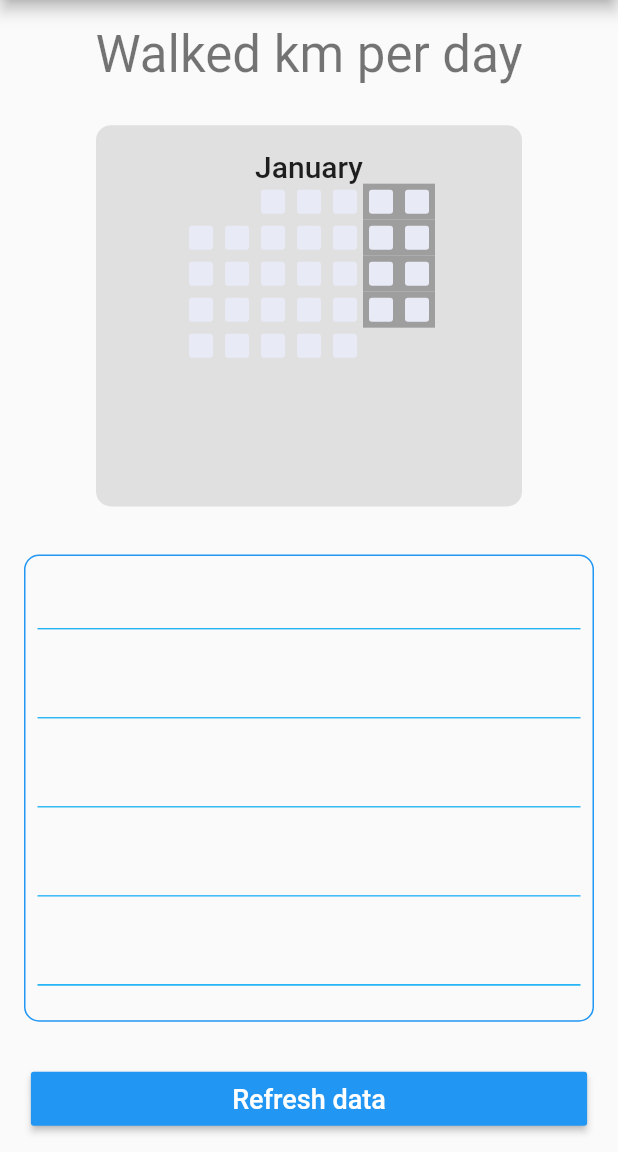
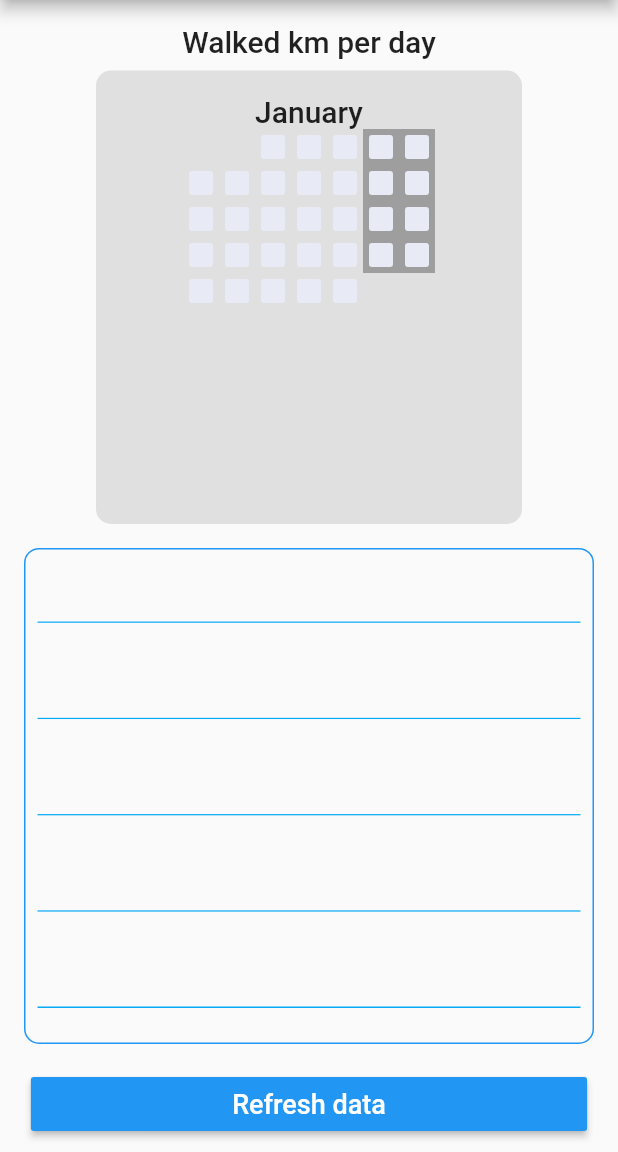
Before and after one commit to fgcan10/chart_components, a Flutter app: the BarChartPage screen opened by its route, on a phone screen of 412 x 824 dp, the part 84-1236 px from its top. Run offline on Flutter 3.47's test engine with Material 2 defaults, Android fonts, the phone set to English and light mode, and no system bars.

Commit message:
White line + example

```diff
--- a/example/lib/bar_chart_page.dart
+++ b/example/lib/bar_chart_page.dart
@@ -37,20 +37,17 @@ class _BarChartPageState extends State<BarChartPage> {
               margin: EdgeInsets.only(top: 16),
               child: Text(
                 'Walked km per day',
-                style: Theme.of(context).textTheme.display1,
+                style: Theme.of(context).textTheme.title,
               ),
             ),
-            Expanded(
-              flex: 1,
-              child: SizedBox(
-                height: 16,
-              ),
+            SizedBox(
+              height: 8,
             ),
             Expanded(
               flex: 25,
               child: Center(
                 child: Container(
-                  margin: EdgeInsets.symmetric(vertical: 16, horizontal: 64),
+                  margin: EdgeInsets.symmetric(horizontal: 64),
                   padding: EdgeInsets.all(16),
                   decoration: BoxDecoration(
                     color: Theme.of(context).buttonColor,
@@ -87,7 +84,7 @@ class _BarChartPageState extends State<BarChartPage> {
                 child: BarChart(
                   data: data,
                   labels: labels,
-                  dislplayValue: true,
+                  displayValue: true,
                   reverse: true,
                   getColor: DataRepository.getColor,
                   getIcon: DataRepository.getIcon,
@@ -104,12 +101,6 @@ class _BarChartPageState extends State<BarChartPage> {
                 ),
               ),
             ),
-            Expanded(
-              flex: 1,
-              child: SizedBox(
-                height: 8,
-              ),
-            ),
             FractionallySizedBox(
               widthFactor: 0.9,
               child: RaisedButton(
@@ -121,11 +112,8 @@ class _BarChartPageState extends State<BarChartPage> {
                 onPressed: _loadData,
               ),
             ),
-            Expanded(
-              flex: 1,
-              child: SizedBox(
-                height: 8,
-              ),
+            SizedBox(
+              height: 8,
             ),
           ],
         ),
--- a/lib/bar_chart_component.dart
+++ b/lib/bar_chart_component.dart
@@ -22,7 +22,7 @@ class BarChart extends StatelessWidget {
   final List<String> labels;
 
   /// If enabled isplays the value on top of the bar.
-  final bool dislplayValue;
+  final bool displayValue;
 
   /// Gets the color of the bar based on the bar value.
   final BarCharGetColor getColor;
@@ -79,7 +79,7 @@ class BarChart extends StatelessWidget {
       {this.labels = const [],
       @required this.data,
       this.reverse = false,
-      this.dislplayValue = true,
+      this.displayValue = true,
       this.getColor,
       this.getIcon,
       this.barWidth = 32,
@@ -157,6 +157,7 @@ class BarChart extends StatelessWidget {
               return _getBarItem(
                   reverse ? (index - data.length + 1) * -1 : index,
                   wasEmpty,
+                  displayValue,
                   showLabels,
                   maxValue);
             },
@@ -174,6 +175,7 @@ class BarChart extends StatelessWidget {
   Widget _getBarItem(
     int index,
     bool hideValue,
+    bool displayValue,
     bool showLabels,
     double maxValue,
   ) {
@@ -192,6 +194,7 @@ class BarChart extends StatelessWidget {
       roundValuesOnText: roundValuesOnText,
       iconHeight: iconHeight,
       headerValueHeight: headerValueHeight,
+      dislplayValue: displayValue,
     );
   }
 
--- a/lib/calendar_grid_component.dart
+++ b/lib/calendar_grid_component.dart
@@ -107,7 +107,9 @@ class CalendarGrid extends StatelessWidget {
       if (newDay.day <= maxday && newDay.month == month) {
         ret.add(Container(
           child: _getDayGridItem(newDay, context),
-          color: _isWeekend(i) ? backgroundColorWeekend : null,
+          decoration: BoxDecoration(
+              color: _isWeekend(i) ? backgroundColorWeekend : null,
+              border: Border.all(width: 0, color: Color(0x00FFFFFF))),
         ));
       } else {
         ret.add(_getEmtpyGridItem());
--- a/pubspec.yaml
+++ b/pubspec.yaml
@@ -1,6 +1,6 @@
 name: chart_components
 description: Two chart components for Flutter. Animated bar chart and animated calendar grid chart based on the github's one. Many properties to customize.
-version: 0.1.3
+version: 0.1.4
 author: Fernando Paredes Quesada<fgcan10@gmail.com>
 homepage: https://github.com/fgcan10/chart_components
 
```
Also changed, not shown: example/pubspec.lock, 2 other files.
